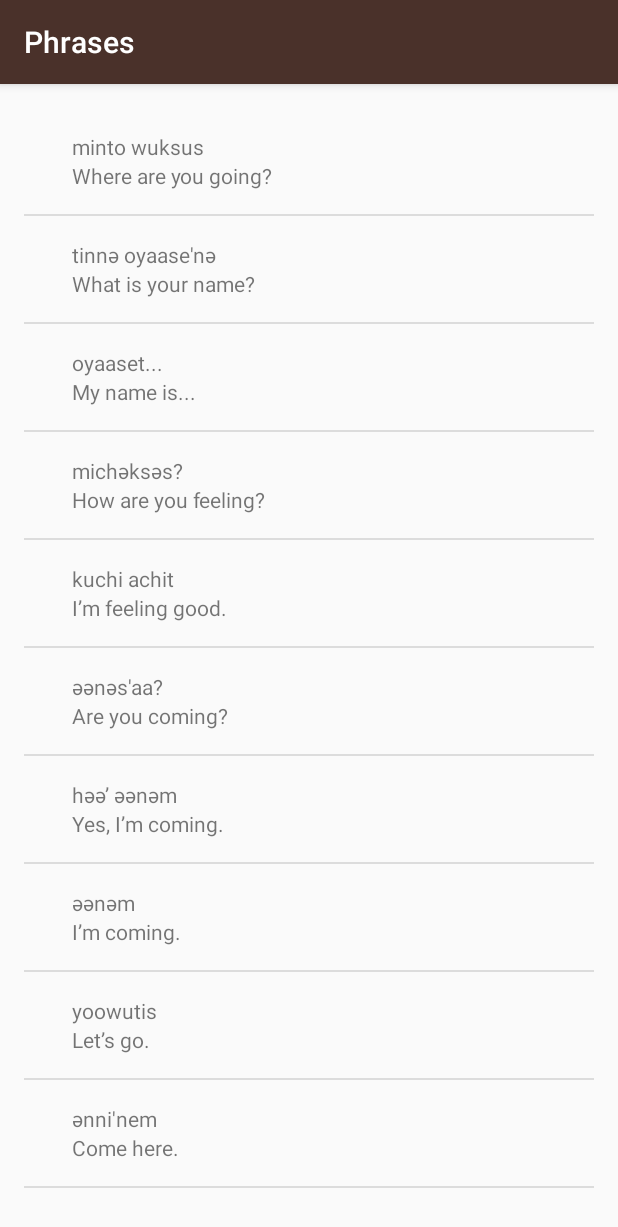
After one commit to rtblack628/Miwok, an Android app: the PhrasesActivity screen opened directly, with no data from a screen before it, on a phone screen of 412 x 824 dp. The commit adds this screen. Shown: the top 1227 px of the screen. Run offline under Robolectric (Android 15) with nearby library versions, the light colour scheme and no system bars.

```diff
--- /dev/null
+++ b/app/src/main/java/com/example/android/miwok/PhrasesActivity.java
@@ -0,0 +1,42 @@
+package com.example.android.miwok;
+
+import android.support.v7.app.AppCompatActivity;
+import android.os.Bundle;
+import android.widget.ListView;
+
+import java.util.ArrayList;
+
+public class PhrasesActivity extends AppCompatActivity {
+
+    @Override
+    protected void onCreate(Bundle savedInstanceState) {
+        super.onCreate(savedInstanceState);
+        setContentView(R.layout.word_list);
+
+        // Create a list of words
+        ArrayList<Word> words = new ArrayList<Word>();
+        words.add(new Word("Where are you going?", "minto wuksus"));
+        words.add(new Word("What is your name?", "tinnә oyaase'nә"));
+        words.add(new Word("My name is...", "oyaaset..."));
+        words.add(new Word("How are you feeling?", "michәksәs?"));
+        words.add(new Word("I’m feeling good.", "kuchi achit"));
+        words.add(new Word("Are you coming?", "әәnәs'aa?"));
+        words.add(new Word("Yes, I’m coming.", "hәә’ әәnәm"));
+        words.add(new Word("I’m coming.", "әәnәm"));
+        words.add(new Word("Let’s go.", "yoowutis"));
+        words.add(new Word("Come here.", "әnni'nem"));
+
+        // Create an {@link WordAdapter}, whose data source is a list of {@link Word}s.
+        // The adapter knows how to create list items for each item in the list.
+        WordAdapter adapter = new WordAdapter(this, words);
+
+        // Find the {@link ListView} object in the view hierarchy of the {@link Activity}.
+        // There should be a {@link ListView} with the view ID called list, which is declared in
+        // the word_list.xml file.
+        ListView listView = (ListView) findViewById(R.id.list);
+
+        // Make the {@link ListView} use the {@link WordAdapter} we created above, so that the
+        // {@link ListView} will display list items for each {@link Word} in the list.
+        listView.setAdapter(adapter);
+    }
+}
--- /dev/null
+++ b/app/src/main/java/com/example/android/miwok/Word.java
@@ -0,0 +1,51 @@
+package com.example.android.miwok;
+
+/** {@link Word} represents a vocabulary word that the user wants to learn.
+ * It contains a default translation and a Miwok translation for that word. */
+
+public class Word {
+
+    /** Default translation for the word */
+    private String mDefaultTranslation;
+
+    /** Miwok translation for the word */
+    private String mMiwokTranslation;
+
+    /** Resource ID for the image associated with the word */
+    private int mImageResourceId;
+
+    /** Create a new Word object.
+     * @param defaultTranslation is the word in a language that the user is already familiar with (such as English)
+     * @param miwokTranslation is the word in the Miwok language
+     */
+    public Word(String defaultTranslation, String miwokTranslation) {
+        mDefaultTranslation = defaultTranslation;
+        mMiwokTranslation = miwokTranslation;
+    }
+
+    /** Create a new Word object with an associated image.
+     * @param defaultTranslation is the word in a language that the user is already familiar with (such as English)
+     * @param miwokTranslation is the word in the Miwok language
+     * @param imageResourceId is the resource ID of the image associated with the word
+     */
+    public Word(String defaultTranslation, String miwokTranslation, int imageResourceId) {
+        mDefaultTranslation = defaultTranslation;
+        mMiwokTranslation = miwokTranslation;
+        mImageResourceId = imageResourceId;
+    }
+
+    /* Get the default translation of the word */
+    public String getDefaultTranslation() {
+        return mDefaultTranslation;
+    }
+
+    /* Get the Miwok translation of the word */
+    public String getMiwokTranslation() {
+       return mMiwokTranslation;
+    }
+
+    /* Get the resource ID of the image associated with the word */
+    public int getImageResourceId() {
+        return mImageResourceId;
+    }
+}
--- /dev/null
+++ b/app/src/main/java/com/example/android/miwok/WordAdapter.java
@@ -0,0 +1,58 @@
+package com.example.android.miwok;
+
+import android.app.Activity;
+import android.view.LayoutInflater;
+import android.view.View;
+import android.view.ViewGroup;
+import android.widget.ArrayAdapter;
+import android.widget.ImageView;
+import android.widget.TextView;
+
+import java.util.ArrayList;
+
+/*
+ * {@link WordAdapter} is an {@link ArrayAdapter} that can provide the layout for each list
+ * based on a data source, which is a list of {@link Word} objects.
+ * */
+
+public class WordAdapter extends ArrayAdapter<Word> {
+
+    /**
+     * @param context The current context. Used to inflate the layout file.
+     * @param words   A List of Word objects to display in a list
+     */
+
+    public WordAdapter(Activity context, ArrayList<Word> words) {
+        super(context, 0, words);
+    }
+
+    /**
+     * @param position    The position in the list of data that should be displayed in the
+     *                    list item view.
+     * @param convertView The recycled view to populate.
+     * @param parent      The parent ViewGroup that is used for inflation.
+     * @return The View for the position in the AdapterView.
+     */
+    @Override
+    public View getView(int position, View convertView, ViewGroup parent) {
+
+        View listItemView = convertView;
+        if (listItemView == null) {
+            listItemView = LayoutInflater.from(getContext()).inflate(
+                    R.layout.list_item, parent, false);
+        }
+
+        Word currentWord = getItem(position);
+
+        TextView miwokTextView = listItemView.findViewById(R.id.miwok_text_view);
+        miwokTextView.setText(currentWord.getMiwokTranslation());
+
+        TextView defaultTextView = listItemView.findViewById(R.id.default_text_view);
+        defaultTextView.setText(currentWord.getDefaultTranslation());
+
+        ImageView iconView = listItemView.findViewById(R.id.image);
+        iconView.setImageResource(currentWord.getImageResourceId());
+
+        return listItemView;
+    }
+}
--- a/app/src/main/res/layout/activity_main.xml
+++ b/app/src/main/res/layout/activity_main.xml
@@ -26,7 +26,7 @@
         android:id="@+id/numbers"
         style="@style/CategoryStyle"
         android:background="@color/category_numbers"
-        android:text="@string/category_numbers" />
+        android:text="@string/category_numbers"/>
 
     <TextView
         android:id="@+id/family"
--- /dev/null
+++ b/app/src/main/res/layout/list_item.xml
@@ -0,0 +1,37 @@
+<?xml version="1.0" encoding="utf-8"?>
+<LinearLayout xmlns:android="http://schemas.android.com/apk/res/android"
+    xmlns:tools="http://schemas.android.com/tools"
+    android:layout_width="match_parent"
+    android:layout_height="match_parent"
+    android:orientation="horizontal"
+    android:padding="16dp">
+
+    <ImageView
+        android:layout_width="wrap_content"
+        android:layout_height="wrap_content"
+        android:id="@+id/image"
+        android:src="@mipmap/ic_launcher"/>
+
+    <LinearLayout
+        android:layout_width="wrap_content"
+        android:layout_height="wrap_content"
+        android:orientation="vertical"
+        android:paddingLeft="16dp">
+
+        <TextView
+            android:id="@+id/miwok_text_view"
+            android:layout_width="match_parent"
+            android:layout_height="wrap_content"
+            android:text="lutti"/>
+
+        <TextView
+            android:id="@+id/default_text_view"
+            android:layout_width="match_parent"
+            android:layout_height="wrap_content"
+            android:text="one"/>
+
+    </LinearLayout>
+
+
+
+</LinearLayout>
--- /dev/null
+++ b/app/src/main/res/layout/word_list.xml
@@ -0,0 +1,12 @@
+<?xml version="1.0" encoding="utf-8"?>
+<ListView xmlns:android="http://schemas.android.com/apk/res/android"
+    android:id="@+id/list"
+    android:layout_width="match_parent"
+    android:layout_height="match_parent"
+    android:orientation="vertical"
+    android:paddingLeft="@dimen/activity_horizontal_margin"
+    android:paddingTop="@dimen/activity_vertical_margin"
+    android:paddingRight="@dimen/activity_horizontal_margin"
+    android:paddingBottom="@dimen/activity_vertical_margin">
+
+</ListView>
--- a/build.gradle
+++ b/build.gradle
@@ -3,9 +3,10 @@
 buildscript {
     repositories {
         jcenter()
+        google()
     }
     dependencies {
-        classpath 'com.android.tools.build:gradle:2.1.0'
+        classpath 'com.android.tools.build:gradle:3.4.0'
 
         // NOTE: Do not place your application dependencies here; they belong
         // in the individual module build.gradle files
@@ -15,6 +16,7 @@ buildscript {
 allprojects {
     repositories {
         jcenter()
+        google()
     }
 }
 
```
Also changed, not shown: app/build.gradle (+9 -8 lines), app/src/main/AndroidManifest.xml (+4 -15 lines), app/src/main/java/com/example/android/miwok/ColorsActivity.java (added, +40 -0 lines), app/src/main/java/com/example/android/miwok/FamilyActivity.java (added, +42 -0 lines), app/src/main/java/com/example/android/miwok/MainActivity.java (+60 -0 lines), app/src/main/java/com/example/android/miwok/NumbersActivity.java (added, +42 -0 lines), gradle/wrapper/gradle-wrapper.properties.
